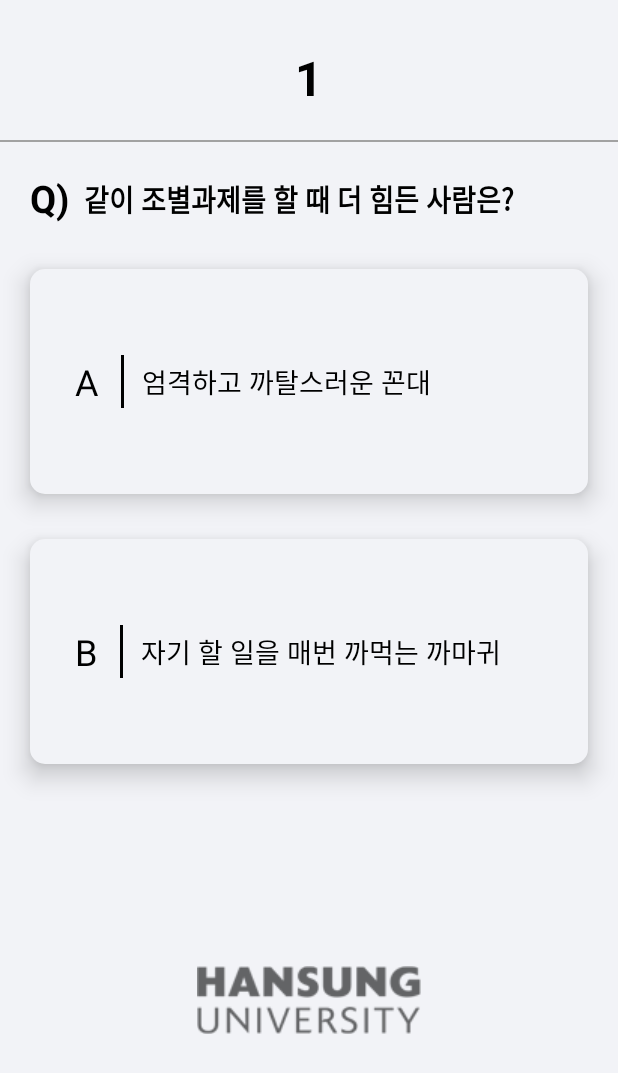
After one commit to JGeun/hansung_mbti, an Android app: the QuestionActivity screen opened directly, with no data from a screen before it, on a phone screen of 412 x 824 dp. The commit adds this screen. Shown: the top 1073 px of the screen. Run offline under Robolectric (Android 15) with nearby library versions, the phone set to English and light mode, and no system bars.

Commit message:
define mbti

```diff
--- a/app/src/main/java/jgeun/study/hansung_mbti/loading/LoadingActivity.kt
+++ b/app/src/main/java/jgeun/study/hansung_mbti/loading/LoadingActivity.kt
@@ -9,6 +9,7 @@ import android.util.Log
 import jgeun.study.hansung_mbti.MainActivity
 import jgeun.study.hansung_mbti.R
 import jgeun.study.hansung_mbti.databinding.ActivityLoadingBinding
+import jgeun.study.hansung_mbti.question.QuestionActivity
 import jgeun.study.hansung_mbti.util.StatusBarUtil
 import kotlin.concurrent.thread
 
@@ -31,7 +32,8 @@ class LoadingActivity : AppCompatActivity() {
                 }
                 Thread.sleep(50)
             }
-            startActivity(Intent(this, MainActivity::class.java))
+            startActivity(Intent(this, QuestionActivity::class.java))
+            overridePendingTransition(0, 0);
         }
     }
 }
--- /dev/null
+++ b/app/src/main/java/jgeun/study/hansung_mbti/question/QuestionActivity.kt
@@ -0,0 +1,257 @@
+package jgeun.study.hansung_mbti.question
+
+import android.content.Intent
+import android.os.Bundle
+import androidx.appcompat.app.AppCompatActivity
+import jgeun.study.hansung_mbti.MainActivity
+import jgeun.study.hansung_mbti.R
+import jgeun.study.hansung_mbti.databinding.ActivityQuestionBinding
+import jgeun.study.hansung_mbti.result.ResultActivity
+import jgeun.study.hansung_mbti.util.StatusBarUtil
+
+class QuestionActivity : AppCompatActivity() {
+
+    private val binding by lazy{
+        ActivityQuestionBinding.inflate(layoutInflater)
+    }
+
+    private var index: Int = 1
+
+    private val questionList = ArrayList<String>()
+    private val firstAnswer = ArrayList<String>()
+    private val secondAnswer = ArrayList<String>()
+
+    private var mbti_EI = 0
+    private var mbti_SN = 0
+    private var mbti_FT = 0
+    private var mbti_JP = 0
+
+    private lateinit var personMBTI : String
+
+    private val intentResult by lazy{
+        Intent(this, ResultActivity::class.java)
+    }
+
+    override fun onCreate(savedInstanceState: Bundle?) {
+        super.onCreate(savedInstanceState)
+        setContentView(binding.root)
+
+        StatusBarUtil.setStatusBarColor(this, StatusBarUtil.StatusBarColorType.QUESTION_STATUS_BAR)
+
+        initQuestionList()
+        initAnswer()
+
+        binding.firstQuestion.setOnClickListener{
+            if(index >= questionList.size){
+                defineMBTI()
+                intentResult.putExtra("mbti", personMBTI)
+                startActivity(intentResult)
+                overridePendingTransition(0, 0);
+            }else{
+                checkMBTI(1)
+                logMBTI()
+                settingText()
+            }
+        }
+
+        binding.secondQuestion.setOnClickListener{
+            if(index >= questionList.size){
+                defineMBTI()
+                intentResult.putExtra("mbti", personMBTI)
+                startActivity(intentResult)
+                overridePendingTransition(0, 0);
+            }else{
+                checkMBTI(2)
+                logMBTI()
+                settingText()
+            }
+        }
+    }
+
+    private fun defineMBTI(){
+        if(mbti_EI > 0 && mbti_SN >0 && mbti_FT > 0 && mbti_JP > 0){
+            personMBTI = "ESFJ"
+        }else if(mbti_EI > 0 && mbti_SN >0 && mbti_FT > 0 && mbti_JP < 0){
+            personMBTI = "ESFP"
+        }else if(mbti_EI > 0 && mbti_SN >0 && mbti_FT < 0 && mbti_JP > 0){
+            personMBTI = "ESTJ"
+        }else if(mbti_EI > 0 && mbti_SN >0 && mbti_FT < 0 && mbti_JP < 0){
+            personMBTI = "ESTP"
+        }else if(mbti_EI > 0 && mbti_SN <0 && mbti_FT > 0 && mbti_JP > 0){
+            personMBTI = "ENFJ"
+        }else if(mbti_EI > 0 && mbti_SN <0 && mbti_FT > 0 && mbti_JP < 0){
+            personMBTI = "ENFP"
+        }else if(mbti_EI > 0 && mbti_SN <0 && mbti_FT < 0 && mbti_JP > 0){
+            personMBTI = "ENTJ"
+        }else if(mbti_EI > 0 && mbti_SN <0 && mbti_FT < 0 && mbti_JP > 0){
+            personMBTI = "ENTP"
+//            -------------------
+        }else if(mbti_EI < 0 && mbti_SN >0 && mbti_FT > 0 && mbti_JP > 0){
+            personMBTI = "ISFJ"
+        }else if(mbti_EI < 0 && mbti_SN >0 && mbti_FT > 0 && mbti_JP < 0){
+            personMBTI = "ISFP"
+        }else if(mbti_EI < 0 && mbti_SN >0 && mbti_FT < 0 && mbti_JP > 0){
+            personMBTI = "ISTJ"
+        }else if(mbti_EI < 0 && mbti_SN >0 && mbti_FT < 0 && mbti_JP < 0){
+            personMBTI = "ISTP"
+        }else if(mbti_EI < 0 && mbti_SN <0 && mbti_FT > 0 && mbti_JP > 0){
+            personMBTI = "INFJ"
+        }else if(mbti_EI < 0 && mbti_SN <0 && mbti_FT > 0 && mbti_JP < 0){
+            personMBTI = "INFP"
+        }else if(mbti_EI < 0 && mbti_SN <0 && mbti_FT < 0 && mbti_JP > 0){
+            personMBTI = "INTJ"
+        }else if(mbti_EI < 0 && mbti_SN <0 && mbti_FT < 0 && mbti_JP < 0){
+            personMBTI = "INTP"
+        }else{
+            personMBTI = ""
+        }
+    }
+
+    private fun checkMBTI(checkNum: Int){
+        when(index){
+            1 -> {
+                if (checkNum == 1){
+                    mbti_JP -= 1
+                }else{
+                    mbti_JP += 1
+                }
+            }
+            2 -> {
+                if (checkNum == 1){
+                    mbti_EI -= 1
+                }else{
+                    mbti_EI += 1
+                }
+            }
+            3 -> {
+                if (checkNum == 1){
+                    mbti_EI += 1
+                }else{
+                    mbti_EI -= 1
+                }
+            }
+            4 -> {
+                if (checkNum == 1){
+                    mbti_JP += 1
+                }else{
+                    mbti_JP -= 1
+                }
+            }
+            5 -> {
+                if (checkNum == 1){
+                    mbti_FT += 1
+                }else{
+                    mbti_FT -= 1
+                }
+            }
+            6 -> {
+                if (checkNum == 1){
+                    mbti_FT += 1
+                }else{
+                    mbti_FT -= 1
+                }
+            }
+            7 -> {
+                if (checkNum == 1){
+                    mbti_JP += 1
+                }else{
+                    mbti_JP -= 1
+                }
+            }
+            8 -> {
+                if (checkNum == 1){
+                    mbti_SN += 1
+                }else{
+                    mbti_SN -= 1
+                }
+            }
+            9 -> {
+                if (checkNum == 1){
+                    mbti_SN += 1
+                }else{
+                    mbti_SN -= 1
+                }
+            }
+            10 -> {
+                if (checkNum == 1){
+                    mbti_SN -= 1
+                }else{
+                    mbti_SN += 1
+                }
+            }
+            11 -> {
+                if (checkNum == 1){
+                    mbti_EI -= 1
+                }else{
+                    mbti_EI += 1
+                }
+            }
+            12 -> {
+                if (checkNum == 1){
+                    mbti_FT -= 1
+                }else{
+                    mbti_FT += 1
+                }
+            }
+        }
+    }
+
+    private fun settingText(){
+        binding.questionNum.text = (index+1).toString()
+        binding.questionContent.text = questionList.get(index)
+        binding.firstQuestionContent.text = firstAnswer.get(index)
+        binding.secondQuestionContent.text= secondAnswer.get(index)
+
+        index+=1
+    }
+
+    private fun logMBTI(){
+        println("mbti_EI : " + mbti_EI)
+        println("mbti_SN : " + mbti_SN)
+        println("mbti_FT : " + mbti_FT)
+        println("mbti_JP : " + mbti_JP)
+    }
+
+    private fun initQuestionList(){
+        questionList.add("같이 조별과제할 때 더 힘든 사람은?")
+        questionList.add("처음 간 카페에서 주문할 때")
+        questionList.add("세상 아름다운 경치를 보면")
+        questionList.add("긴 회의를 진행할 때 나는")
+        questionList.add("슬픔을 나누면")
+        questionList.add("시험결과가 처참할 때")
+        questionList.add("해야 할 일이 생겼을 때")
+        questionList.add("주로 듣는 음악은?")
+        questionList.add("방근 본 영화에 대해 친구와 얘기할 때")
+        questionList.add("친구한테 길 알려줄 때")
+        questionList.add("약속을 잡을 때 나는")
+        questionList.add("내가 좋아하는 사람은 대게")
+    }
+
+    private fun initAnswer(){
+        firstAnswer.add("엄격하고 까탈스러운 꼰대")
+        firstAnswer.add("자주 마시는 음료")
+        firstAnswer.add("인증샷을 찍어 SNS 공유")
+        firstAnswer.add("오늘 정한대로만 하자")
+        firstAnswer.add("반이 된다")
+        firstAnswer.add("그러려니 하고 받아들인다")
+        firstAnswer.add("미리 다 하고 논다")
+        firstAnswer.add("지금 가장 핫한 TOP 100")
+        firstAnswer.add("출연배우와 줄거리를 자세히 이야기")
+        firstAnswer.add("쭉 올라가서 큰 건물보이면 왼쪽으로 가")
+        firstAnswer.add("날짜를 띄엄띄엄 잡는 편")
+        firstAnswer.add("스마트한 사람")
+
+        secondAnswer.add("자기 할 일을 매번 까먹는 까마귀")
+        secondAnswer.add("그 카페만의 독특한 음료")
+        secondAnswer.add("더 자세히 들여다 본다")
+        secondAnswer.add("진행되는 거 봐가면서 정하자")
+        secondAnswer.add("슬픈 사람이 둘이 된다")
+        secondAnswer.add("어디서부터 잘못된 건지 따져본다")
+        secondAnswer.add("끝까지 미루다가 한다")
+        secondAnswer.add("내 취향의 숨겨진 명곡")
+        secondAnswer.add("감독의 제작 의도와 주제를 짧게 이야기")
+        secondAnswer.add("60m 직진해서 편의점끼고 우회전해")
+        secondAnswer.add("연달아 잡는 편")
+        secondAnswer.add("다정한 사람")
+    }
+}
--- a/app/src/main/java/jgeun/study/hansung_mbti/util/StatusBarUtil.kt
+++ b/app/src/main/java/jgeun/study/hansung_mbti/util/StatusBarUtil.kt
@@ -11,7 +11,8 @@ class StatusBarUtil {
     enum class StatusBarColorType(val backgroundColorId: Int) {
         // 색 지정
         WHITE_STATUS_BAR(R.color.white),
-        DEFAULT_STATUS_BAR(R.color.white)
+        DEFAULT_STATUS_BAR(R.color.white),
+        QUESTION_STATUS_BAR(R.color.questionBackgroundColor)
     }
 
     companion object{
--- /dev/null
+++ b/app/src/main/res/drawable/bg_block.xml
@@ -0,0 +1,20 @@
+<?xml version="1.0" encoding="utf-8"?>
+<selector xmlns:android="http://schemas.android.com/apk/res/android">
+    <item android:state_pressed="false">
+        <shape android:shape="rectangle">
+            <solid
+                android:color="#f2f3f7"/>
+            <corners
+                android:radius="10dp"/>
+        </shape>
+    </item>
+
+    <item android:state_pressed="true">
+        <shape android:shape="rectangle">
+            <solid
+                android:color="#E8EBF2"/>
+            <corners
+                android:radius="10dp"/>
+        </shape>
+    </item>
+</selector>
--- /dev/null
+++ b/app/src/main/res/layout/activity_question.xml
@@ -0,0 +1,148 @@
+<?xml version="1.0" encoding="utf-8"?>
+<androidx.constraintlayout.widget.ConstraintLayout
+    xmlns:android="http://schemas.android.com/apk/res/android"
+    xmlns:app="http://schemas.android.com/apk/res-auto"
+    android:layout_width="match_parent"
+    android:layout_height="match_parent"
+    android:background="@color/questionBackgroundColor">
+
+    <TextView
+        android:id="@+id/questionNum"
+        android:layout_width="wrap_content"
+        android:layout_height="wrap_content"
+        android:layout_marginTop="30dp"
+        android:text="1"
+        android:textColor="@color/black"
+        android:textSize="32sp"
+        android:textStyle="bold"
+        app:layout_constraintEnd_toEndOf="parent"
+        app:layout_constraintStart_toStartOf="parent"
+        app:layout_constraintTop_toTopOf="parent" />
+
+    <View
+        android:id="@+id/numberLine"
+        android:layout_width="0dp"
+        android:layout_height="1dp"
+        android:layout_marginTop="20dp"
+        android:background="#A2A2A2"
+        app:layout_constraintEnd_toEndOf="parent"
+        app:layout_constraintStart_toStartOf="parent"
+        app:layout_constraintTop_toBottomOf="@id/questionNum" />
+
+    <TextView
+        android:id="@+id/questionMark"
+        android:layout_width="wrap_content"
+        android:layout_height="wrap_content"
+        android:layout_marginStart="20dp"
+        android:layout_marginTop="20dp"
+        android:text="Q)"
+        android:textColor="@color/black"
+        android:textSize="25sp"
+        android:textStyle="bold"
+        app:layout_constraintStart_toStartOf="parent"
+        app:layout_constraintTop_toBottomOf="@id/numberLine" />
+
+    <TextView
+        android:id="@+id/questionContent"
+        android:layout_width="wrap_content"
+        android:layout_height="wrap_content"
+        android:layout_marginStart="10dp"
+        android:text="같이 조별과제를 할 때 더 힘든 사람은?"
+        android:textColor="@color/black"
+        android:textScaleX="0.9"
+        android:textSize="20sp"
+        android:textStyle="bold"
+        app:layout_constraintBottom_toBottomOf="@id/questionMark"
+        app:layout_constraintStart_toEndOf="@id/questionMark"
+        app:layout_constraintTop_toTopOf="@id/questionMark" />
+
+    <LinearLayout
+        android:id="@+id/firstQuestion"
+        android:layout_width="0dp"
+        android:layout_height="150dp"
+        android:layout_marginHorizontal="20dp"
+        android:layout_marginTop="30dp"
+        android:background="@drawable/bg_block"
+        android:clickable="true"
+        android:elevation="10dp"
+        android:focusable="true"
+        android:gravity="center_vertical"
+        android:orientation="horizontal"
+        android:paddingStart="30dp"
+        app:layout_constraintEnd_toEndOf="parent"
+        app:layout_constraintStart_toStartOf="parent"
+        app:layout_constraintTop_toBottomOf="@id/questionMark">
+
+        <TextView
+            android:layout_width="wrap_content"
+            android:layout_height="wrap_content"
+            android:text="A"
+            android:textColor="@color/black"
+            android:textSize="24sp" />
+
+        <View
+            android:layout_width="2dp"
+            android:layout_height="35dp"
+            android:layout_marginStart="15dp"
+            android:background="@color/black" />
+
+        <TextView
+            android:id="@+id/firstQuestionContent"
+            android:layout_width="wrap_content"
+            android:layout_height="wrap_content"
+            android:layout_marginStart="12dp"
+            android:text="엄격하고 까탈스러운 꼰대"
+            android:textColor="@color/black"
+            android:textSize="18sp" />
+
+    </LinearLayout>
+
+    <LinearLayout
+        android:id="@+id/secondQuestion"
+        android:layout_width="0dp"
+        android:layout_height="150dp"
+        android:layout_marginHorizontal="20dp"
+        android:layout_marginTop="30dp"
+        android:background="@drawable/bg_block"
+        android:clickable="true"
+        android:elevation="10dp"
+        android:focusable="true"
+        android:gravity="center_vertical"
+        android:orientation="horizontal"
+        android:paddingStart="30dp"
+        app:layout_constraintEnd_toEndOf="parent"
+        app:layout_constraintStart_toStartOf="parent"
+        app:layout_constraintTop_toBottomOf="@id/firstQuestion">
+
+        <TextView
+            android:layout_width="wrap_content"
+            android:layout_height="wrap_content"
+            android:text="B"
+            android:textColor="@color/black"
+            android:textSize="24sp" />
+
+        <View
+            android:layout_width="2dp"
+            android:layout_height="35dp"
+            android:layout_marginStart="15dp"
+            android:background="@color/black" />
+
+        <TextView
+            android:id="@+id/secondQuestionContent"
+            android:layout_width="wrap_content"
+            android:layout_height="wrap_content"
+            android:layout_marginStart="12dp"
+            android:text="자기 할 일을 매번 까먹는 까마귀"
+            android:textColor="@color/black"
+            android:textSize="18sp" />
+    </LinearLayout>
+
+    <ImageView
+        android:layout_width="wrap_content"
+        android:layout_height="wrap_content"
+        android:src="@drawable/btm_logo"
+        app:layout_constraintBottom_toBottomOf="parent"
+        app:layout_constraintEnd_toEndOf="parent"
+        app:layout_constraintStart_toStartOf="parent"
+        app:layout_constraintTop_toBottomOf="@id/secondQuestion" />
+</androidx.constraintlayout.widget.ConstraintLayout>
--- a/app/src/main/res/values/colors.xml
+++ b/app/src/main/res/values/colors.xml
@@ -11,4 +11,5 @@
     <color name="mainColor">#0F296B</color>
     <color name="subColor">#525E8A</color>
     <color name="loadingbarColor">#133B77</color>
+    <color name="questionBackgroundColor">#F2F3F7</color>
 </resources>
--- a/app/src/main/res/values/themes.xml
+++ b/app/src/main/res/values/themes.xml
@@ -2,7 +2,7 @@
     <!-- Base application theme. -->
     <style name="Theme.Hansung_Mbti" parent="Theme.MaterialComponents.DayNight.NoActionBar">
         <!-- Primary brand color. -->
-        <item name="colorPrimary">@color/purple_500</item>
+        <item name="colorPrimary">@color/white</item>
         <item name="colorPrimaryVariant">@color/purple_700</item>
         <item name="colorOnPrimary">@color/white</item>
         <!-- Secondary brand color. -->
@@ -16,7 +16,7 @@
 
     <style name="Theme.Hansung_Mbti_NoActionBar" parent="Theme.MaterialComponents.DayNight.NoActionBar">
         <!-- Primary brand color. -->
-        <item name="colorPrimary">@color/purple_500</item>
+        <item name="colorPrimary">@color/questionBackgroundColor</item>
         <item name="colorPrimaryVariant">@color/purple_700</item>
         <item name="colorOnPrimary">@color/white</item>
         <!-- Secondary brand color. -->
```
Also changed, not shown: app/src/main/AndroidManifest.xml (+9 -3 lines), app/src/main/java/jgeun/study/hansung_mbti/result/ResultActivity.kt (added, +20 -0 lines), app/src/main/java/jgeun/study/hansung_mbti/splash/SplashActivity.kt (+6 -2 lines), app/src/main/res/layout/activity_result.xml (added, +20 -0 lines), app/src/main/res/drawable/basicblock.png (added), app/src/main/res/drawable/btm_logo.png (added), app/src/main/res/drawable/clickblock.png (added).
